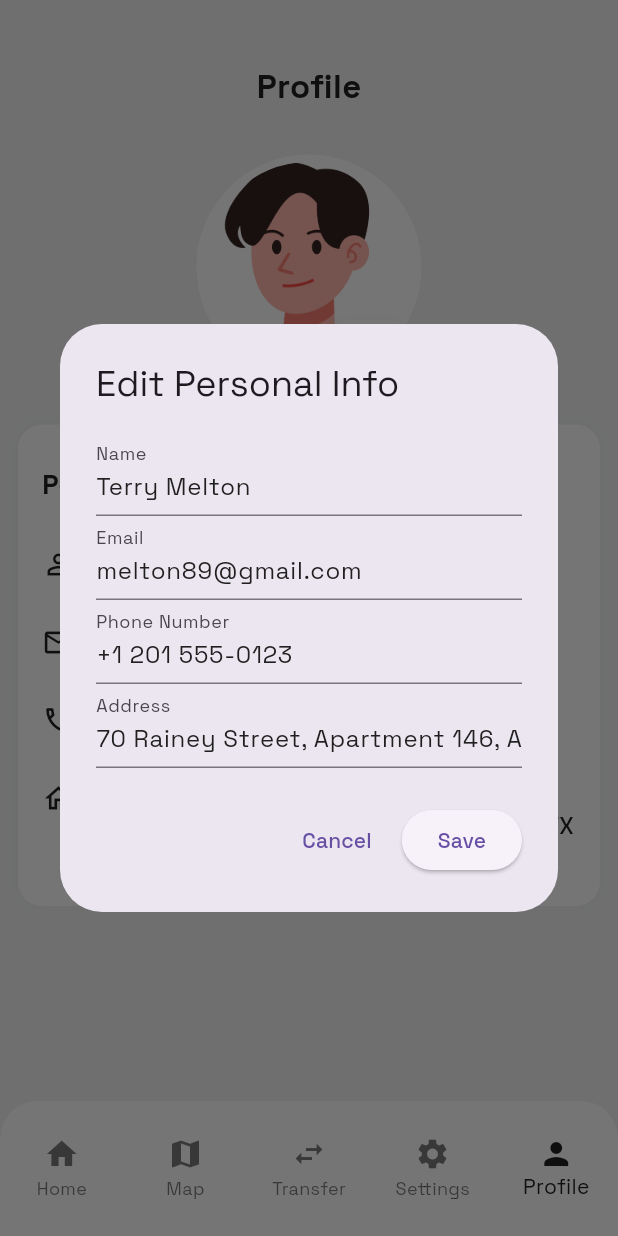
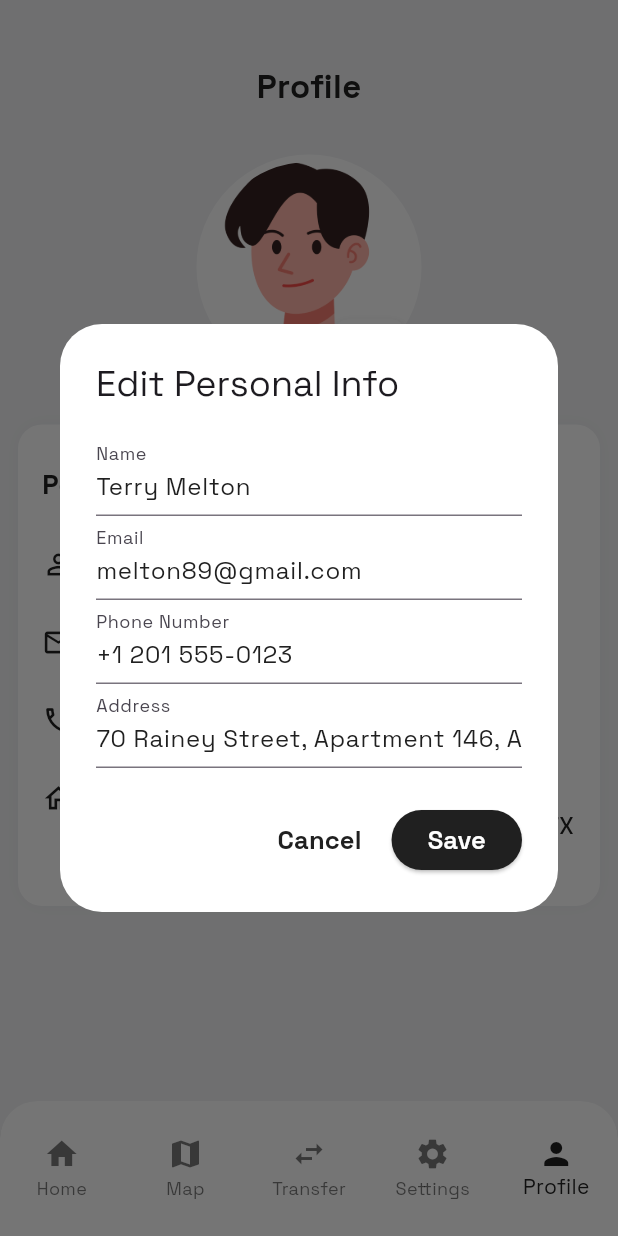
Before and after one commit to Hussyn1/flutter-transaction-app, a Flutter app: the screen it shows after launch, item 5 of the bottom bar chosen, after a tap on "Edit", on a phone screen of 412 x 824 dp. Run offline on Flutter 3.47's test engine with Material 3 defaults, Android fonts, the phone set to English and light mode, and no system bars; our stand-ins replace flutter_map, get, latlong2, shared_preferences.

```diff
--- a/lib/ui/pages/Profile/PersonalInfoCard.dart
+++ b/lib/ui/pages/Profile/PersonalInfoCard.dart
@@ -1,4 +1,5 @@
 import 'package:flutter/material.dart';
+import 'package:transaction_application/ui/theme/color/color.dart';
 import 'package:transaction_application/ui/theme/textStyle.dart';
 
 class PersonalInfoCard extends StatefulWidget {
@@ -24,6 +25,7 @@ class _PersonalInfoCardState extends State<PersonalInfoCard> {
       context: context,
       builder: (context) {
         return AlertDialog(
+          backgroundColor: AppColor.White,
           title: const Text("Edit Personal Info"),
           content: SingleChildScrollView(
             child: Column(
@@ -50,9 +52,10 @@ class _PersonalInfoCardState extends State<PersonalInfoCard> {
           actions: [
             TextButton(
               onPressed: () => Navigator.pop(context),
-              child: const Text("Cancel"),
+              child: Text("Cancel", style: AppTextStyle.bold(17)),
             ),
             ElevatedButton(
+              style: ElevatedButton.styleFrom(backgroundColor: AppColor.Black),
               onPressed: () {
                 setState(() {
                   name = nameController.text;
@@ -62,7 +65,7 @@ class _PersonalInfoCardState extends State<PersonalInfoCard> {
                 });
                 Navigator.pop(context);
               },
-              child: const Text("Save"),
+              child: Text("Save", style: AppTextStyle.semiBold(17)),
             ),
           ],
         );
```
Also changed, not shown: lib/ui/pages/Transfer/Transafer-page.dart (+5 -2 lines), 7 other files.
